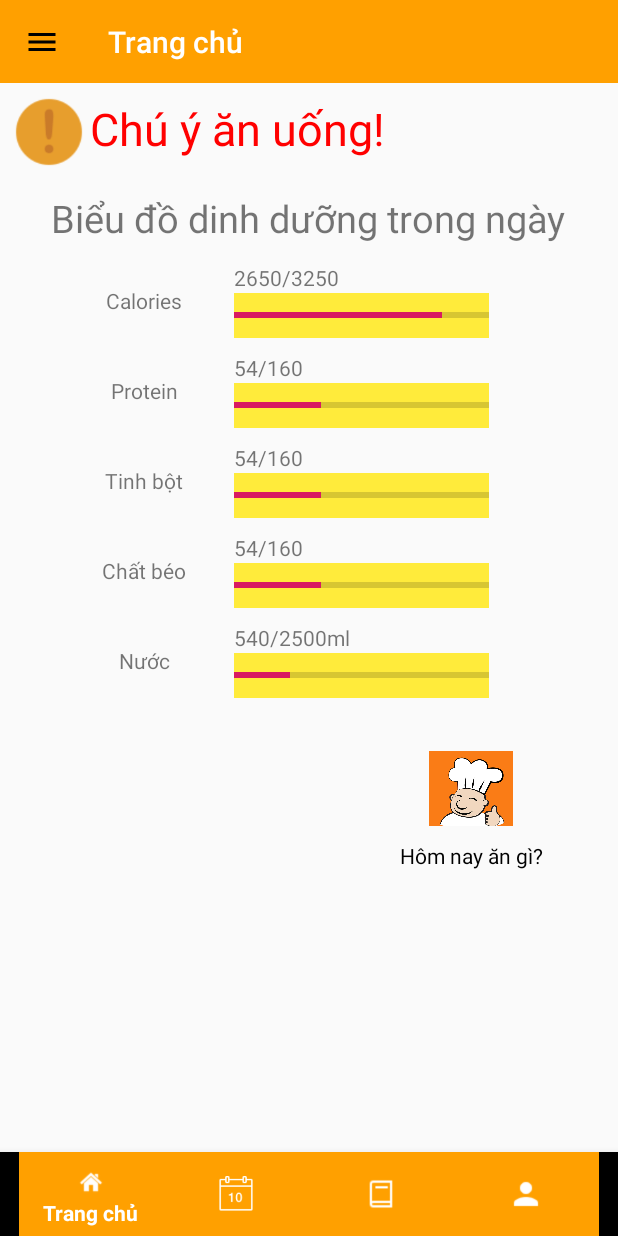
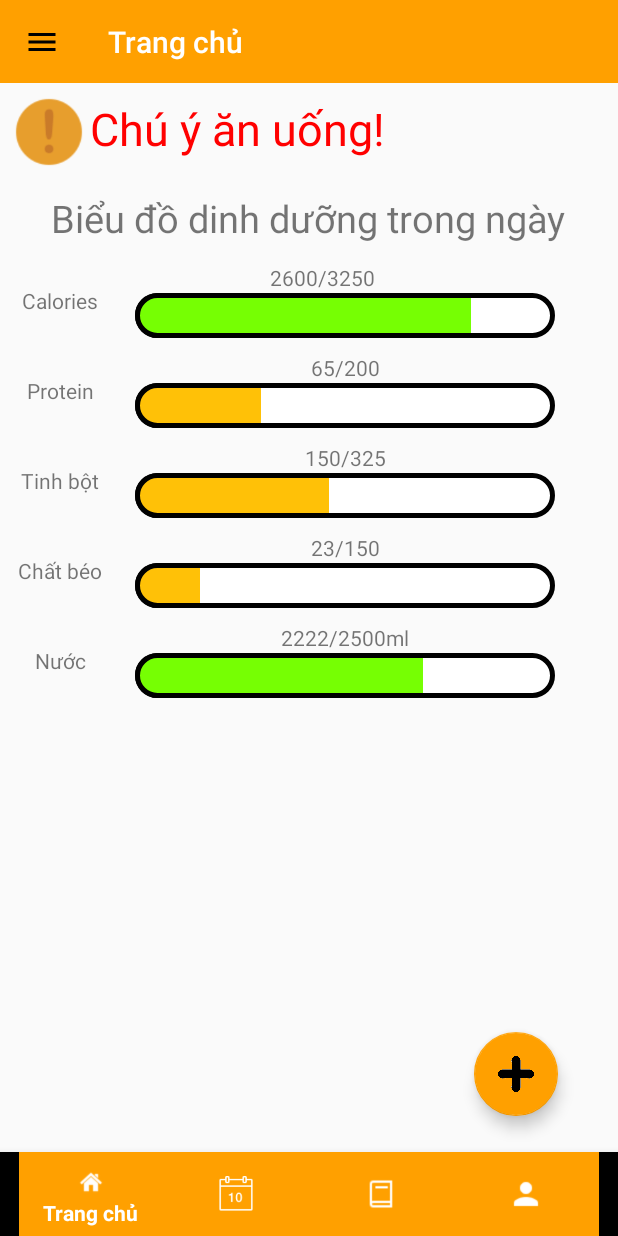
Before and after one commit to trungtin719tt/MyFitPlan, an Android app: the MainActivity screen opened directly, with no data from a screen before it, on a phone screen of 412 x 824 dp. Run offline under Robolectric (Android 15) with nearby library versions, the phone set to English and light mode, and no system bars.

Commit message:
Fix Temp

```diff
--- a/MyFitPlan/app/src/main/java/mobile/myfitplan/myfitplan/MainActivity.java
+++ b/MyFitPlan/app/src/main/java/mobile/myfitplan/myfitplan/MainActivity.java
@@ -57,12 +57,12 @@ public class MainActivity extends AppCompatActivity {
         BottomNavigationView navigation = (BottomNavigationView) findViewById(R.id.navigation);
         navigation.setOnNavigationItemSelectedListener(mOnNavigationItemSelectedListener);
 
-        imageButton = (ImageButton)findViewById(R.id.btnHnag);
-        Animation btnAni = new AlphaAnimation(1, 0);
-        btnAni.setDuration(1100);
-        btnAni.setRepeatCount(Animation.INFINITE);
-        btnAni.setRepeatMode(Animation.REVERSE);
-        imageButton.startAnimation(btnAni);
+//        imageButton = (ImageButton)findViewById(R.id.btnHnag);
+//        Animation btnAni = new AlphaAnimation(1, 0);
+//        btnAni.setDuration(1100);
+//        btnAni.setRepeatCount(Animation.INFINITE);
+//        btnAni.setRepeatMode(Animation.REVERSE);
+//        imageButton.startAnimation(btnAni);
 //        rotateAnimation();
 
     }
--- /dev/null
+++ b/MyFitPlan/app/src/main/res/drawable/progess_bar.xml
@@ -0,0 +1,45 @@
+<?xml version="1.0" encoding="utf-8"?>
+<layer-list xmlns:android="http://schemas.android.com/apk/res/android">
+
+    <item android:id="@android:id/background">
+        <shape android:shape="rectangle">
+            <solid android:color="@color/whiteText"/>
+            <corners android:radius="20dp"/>
+            <stroke android:width="3dp" />
+        </shape>
+    </item>
+
+
+    <item android:id="@android:id/progress">
+        <clip>
+            <shape android:shape="rectangle">
+                <solid android:color="#76FF03"/>
+                <corners android:radius="20dp"/>
+                <stroke android:width="3dp" />
+            </shape>
+        </clip>
+    </item>
+
+    <item android:id="@android:id/secondaryProgress">
+        <clip>
+            <shape android:shape="rectangle">
+                <solid android:color="#FFC107"/>
+                <corners android:radius="20dp"/>
+                <stroke android:width="3dp" />
+            </shape>
+        </clip>
+    </item>
+
+
+    <!--<item android:id="@android:id/primary">-->
+        <!--<clip>-->
+            <!--<shape android:shape="rectangle">-->
+                <!--<solid android:color="#D84315"/>-->
+                <!--<corners android:radius="20dp"/>-->
+                <!--<stroke android:width="3dp" />-->
+            <!--</shape>-->
+        <!--</clip>-->
+    <!--</item>-->
+
+
+</layer-list>
--- a/MyFitPlan/app/src/main/res/layout/activity_adding_meal.xml
+++ b/MyFitPlan/app/src/main/res/layout/activity_adding_meal.xml
@@ -94,7 +94,7 @@
         <Switch
             android:layout_width="fill_parent"
             android:layout_height="wrap_content"
-            android:text="Chia sẻ"
+            android:text="Công khai"
             android:checked="true"
             android:gravity="left"
             android:layout_marginLeft="20dp"
--- a/MyFitPlan/app/src/main/res/layout/activity_login_page.xml
+++ b/MyFitPlan/app/src/main/res/layout/activity_login_page.xml
@@ -68,6 +68,7 @@
                 android:layout_marginBottom="10dp"
                 android:layout_marginRight="50dp"
                 android:hint="Mật khẩu"
+                android:inputType="textPassword"
                 />
 
 
--- a/MyFitPlan/app/src/main/res/layout/activity_main.xml
+++ b/MyFitPlan/app/src/main/res/layout/activity_main.xml
@@ -48,7 +48,6 @@
             </RelativeLayout>
             <TextView
                 android:id="@+id/home_notification"
-
                 android:layout_width="wrap_content"
                 android:layout_height="50dp"
                 android:gravity="center"
@@ -57,7 +56,7 @@
 
             <!-- progress calories -->
             <LinearLayout
-                android:layout_width="300dp"
+                android:layout_width="match_parent"
                 android:layout_height="60dp"
                 android:orientation="horizontal"
                 android:gravity="center_vertical">
@@ -68,24 +67,27 @@
                     android:gravity="center"/>
 
                 <LinearLayout
-                    android:layout_marginLeft="20dp"
+                    android:layout_marginLeft="10dp"
                     android:layout_width="match_parent"
                     android:layout_height="60dp"
                     android:orientation="vertical"
                     android:gravity="center_vertical">
                     <TextView
                         android:id="@+id/txt_progress_calo"
-                        android:layout_width="match_parent"
+                        android:layout_width="250dp"
                         android:layout_height="20dp"
-                        android:text="2650/3250"/>
+                        android:text="2600/3250"
+                        android:gravity="center"/>
                     <ProgressBar
+                        android:progressDrawable="@drawable/progess_bar"
                         android:id="@+id/progress_calo"
-                        android:layout_width="170dp"
+                        android:layout_width="280dp"
                         android:layout_height="30dp"
-                        android:background="#ffeb3b"
-                        android:progress="2650"
+                        android:progress="2600"
                         android:max="3250"
-                        style="@style/Widget.AppCompat.ProgressBar.Horizontal"
+                        style="@android:style/Widget.ProgressBar.Horizontal"
+
+
                         />
 
                 </LinearLayout>
@@ -95,7 +97,7 @@
 
             <!-- progress protein -->
             <LinearLayout
-                android:layout_width="300dp"
+                android:layout_width="match_parent"
                 android:layout_height="60dp"
                 android:orientation="horizontal"
                 android:gravity="center_vertical">
@@ -106,24 +108,27 @@
                     android:gravity="center"/>
 
                 <LinearLayout
-                    android:layout_marginLeft="20dp"
+                    android:layout_marginLeft="10dp"
                     android:layout_width="match_parent"
                     android:layout_height="60dp"
                     android:orientation="vertical"
                     android:gravity="center_vertical">
                     <TextView
                         android:id="@+id/txt_progress_protein"
-                        android:layout_width="match_parent"
+                        android:layout_width="280dp"
                         android:layout_height="20dp"
-                        android:text="54/160"/>
+                        android:text="65/200"
+                        android:gravity="center"/>
                     <ProgressBar
+                        android:progressDrawable="@drawable/progess_bar"
                         android:id="@+id/progress_protein"
-                        android:layout_width="170dp"
+                        android:layout_width="280dp"
                         android:layout_height="30dp"
-                        android:progress="54"
-                        android:max="160"
-                        style="@style/Widget.AppCompat.ProgressBar.Horizontal"
-                        android:background="#ffeb3b"/>
+                        android:secondaryProgress="60"
+                        android:max="200"
+                        style="@android:style/Widget.ProgressBar.Horizontal"
+                        />
+
                 </LinearLayout>
 
 
@@ -131,7 +136,7 @@
 
             <!-- progress carbohydrat -->
             <LinearLayout
-                android:layout_width="300dp"
+                android:layout_width="match_parent"
                 android:layout_height="60dp"
                 android:orientation="horizontal"
                 android:gravity="center_vertical">
@@ -142,32 +147,34 @@
                     android:gravity="center"/>
 
                 <LinearLayout
-                    android:layout_marginLeft="20dp"
+                    android:layout_marginLeft="10dp"
                     android:layout_width="match_parent"
                     android:layout_height="60dp"
                     android:orientation="vertical"
                     android:gravity="center_vertical">
                     <TextView
                         android:id="@+id/txt_progress_carb"
-                        android:layout_width="match_parent"
+                        android:layout_width="280dp"
                         android:layout_height="20dp"
-                        android:text="54/160"/>
+                        android:text="150/325"
+                        android:gravity="center"/>
                     <ProgressBar
+                        android:progressDrawable="@drawable/progess_bar"
                         android:id="@+id/progress_carb"
-                        android:layout_width="170dp"
+                        android:layout_width="280dp"
                         android:layout_height="30dp"
-                        android:progress="54"
-                        android:max="160"
-                        style="@style/Widget.AppCompat.ProgressBar.Horizontal"
-                        android:background="#ffeb3b"/>
+                        android:secondaryProgress="150"
+                        android:max="325"
+                        style="@android:style/Widget.ProgressBar.Horizontal"
+                        />
+
                 </LinearLayout>
 
 
             </LinearLayout>
-
             <!-- progress fat -->
             <LinearLayout
-                android:layout_width="300dp"
+                android:layout_width="match_parent"
                 android:layout_height="60dp"
                 android:orientation="horizontal"
                 android:gravity="center_vertical">
@@ -178,24 +185,27 @@
                     android:gravity="center"/>
 
                 <LinearLayout
-                    android:layout_marginLeft="20dp"
+                    android:layout_marginLeft="10dp"
                     android:layout_width="match_parent"
                     android:layout_height="60dp"
                     android:orientation="vertical"
                     android:gravity="center_vertical">
                     <TextView
                         android:id="@+id/txt_progress_fat"
-                        android:layout_width="match_parent"
+                        android:layout_width="280dp"
                         android:layout_height="20dp"
-                        android:text="54/160"/>
+                        android:text="23/150"
+                        android:gravity="center"/>
                     <ProgressBar
+                        android:progressDrawable="@drawable/progess_bar"
                         android:id="@+id/progress_fat"
-                        android:layout_width="170dp"
+                        android:layout_width="280dp"
                         android:layout_height="30dp"
-                        android:progress="54"
-                        android:max="160"
-                        style="@style/Widget.AppCompat.ProgressBar.Horizontal"
-                        android:background="#ffeb3b"/>
+                        android:secondaryProgress="23"
+                        android:max="150"
+                        style="@android:style/Widget.ProgressBar.Horizontal"
+                        />
+
                 </LinearLayout>
 
 
@@ -203,7 +213,7 @@
 
             <!-- progress water -->
             <LinearLayout
-                android:layout_width="300dp"
+                android:layout_width="match_parent"
                 android:layout_height="60dp"
                 android:orientation="horizontal"
                 android:gravity="center_vertical">
@@ -214,62 +224,32 @@
                     android:gravity="center"/>
 
                 <LinearLayout
-                    android:layout_marginLeft="20dp"
+                    android:layout_marginLeft="10dp"
                     android:layout_width="match_parent"
                     android:layout_height="60dp"
                     android:orientation="vertical"
                     android:gravity="center_vertical">
                     <TextView
-                        android:id="@+id/txt_progress_water"
-                        android:layout_width="match_parent"
+                        android:id="@+id/txt_progress_nuoc"
+                        android:layout_width="280dp"
                         android:layout_height="20dp"
-                        android:text="540/2500ml"/>
+                        android:text="2222/2500ml"
+                        android:gravity="center"/>
                     <ProgressBar
-                        android:id="@+id/progress_water"
-                        android:layout_width="170dp"
+                        android:progressDrawable="@drawable/progess_bar"
+                        android:id="@+id/progress_nuoc"
+                        android:layout_width="280dp"
                         android:layout_height="30dp"
-                        android:progress="540"
-                        android:max="2500"
-                        style="@style/Widget.AppCompat.ProgressBar.Horizontal"
-                        android:background="#ffeb3b"/>
+                        android:progress="2222"
+                        android:max="3250"
+                        style="@android:style/Widget.ProgressBar.Horizontal"
+                        />
+
                 </LinearLayout>
 
 
+
             </LinearLayout>
-            <RelativeLayout
-                android:layout_width="wrap_content"
-                android:layout_height="wrap_content">
-                <LinearLayout
-                    android:layout_width="wrap_content"
-                    android:layout_height="wrap_content"
-                    android:orientation="vertical"
-                    android:gravity="center_horizontal"
-                    android:layout_alignParentRight="true"
-                    android:layout_marginRight="50dp"
-                    android:layout_marginTop="20dp">
-                    <ImageButton
-                        android:id="@+id/btnHnag"
-                        android:src="@drawable/hnag"
-                        android:backgroundTint="#00000000"
-                        android:minWidth="10dp"
-                        android:minHeight="20dp"
-                        android:scaleType="fitXY"
-                        android:layout_width="80dp"
-                        android:layout_height="70dp"
-                        android:onClick="clickToEat"
-                        />
-                    <TextView
-                        android:layout_width="wrap_content"
-                        android:layout_height="wrap_content"
-                        android:text="Hôm nay ăn gì?"
-                        android:textColor="@color/textColorOnWhite"/>
-
-                </LinearLayout>
-
-            </RelativeLayout>
-
-
-
 
         </LinearLayout>
 
@@ -484,6 +464,19 @@
             app:itemTextColor="@android:color/white"
             app:menu="@menu/navigation" />
 
+        <android.support.design.widget.FloatingActionButton
+            android:id="@+id/fab"
+            android:src="@drawable/plus_icon"
+            android:layout_width="wrap_content"
+            android:layout_height="wrap_content"
+            app:fabSize="auto"
+            android:layout_gravity="bottom|end"
+            android:onClick="clickToEat"
+            android:layout_marginBottom="80dp"
+            android:layout_marginRight="40dp"
+            app:backgroundTint="@color/colorPrimary"
+            />
+
     </android.support.design.widget.CoordinatorLayout>
 
 
--- a/MyFitPlan/app/src/main/res/layout/popwindow.xml
+++ b/MyFitPlan/app/src/main/res/layout/popwindow.xml
@@ -53,7 +53,6 @@
         android:layout_marginTop="100dp"
         android:layout_centerHorizontal="true"
         >
-
         <Button
             android:layout_width="30dp"
             android:layout_height="match_parent"
@@ -87,6 +86,15 @@
             android:onClick="clickToIncrease"/>
     </LinearLayout>
 
+    <EditText
+        android:layout_width="wrap_content"
+        android:layout_height="wrap_content"
+        android:hint="Nhập số kcal:"
+        android:layout_marginTop="140dp"
+        android:layout_centerHorizontal="true"
+        />
+
+
     <Button
         android:id="@+id/btnSubmit"
         android:layout_height="wrap_content"
```
Also changed, not shown: MyFitPlan/app/src/main/res/anim/rotate.xml (deleted, +0 -11 lines), MyFitPlan/app/src/main/res/drawable-v24/plus_icon.png (added), 1 other file.
